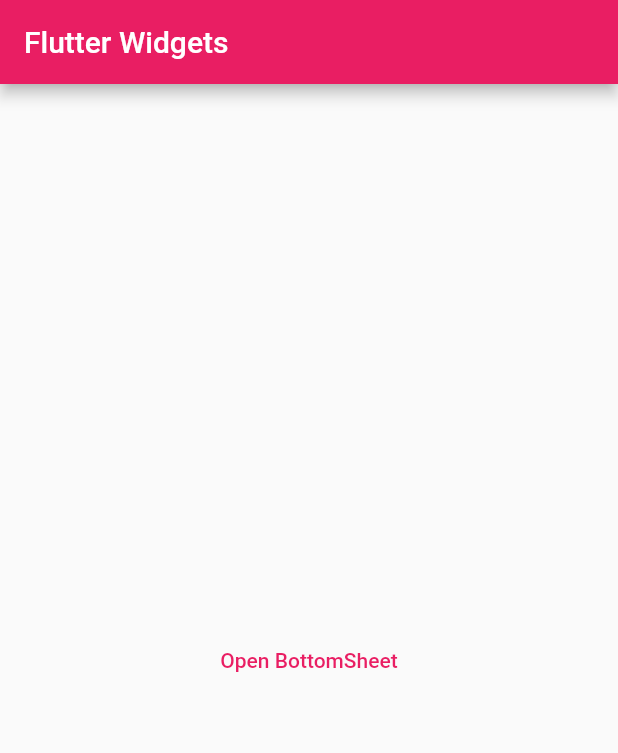
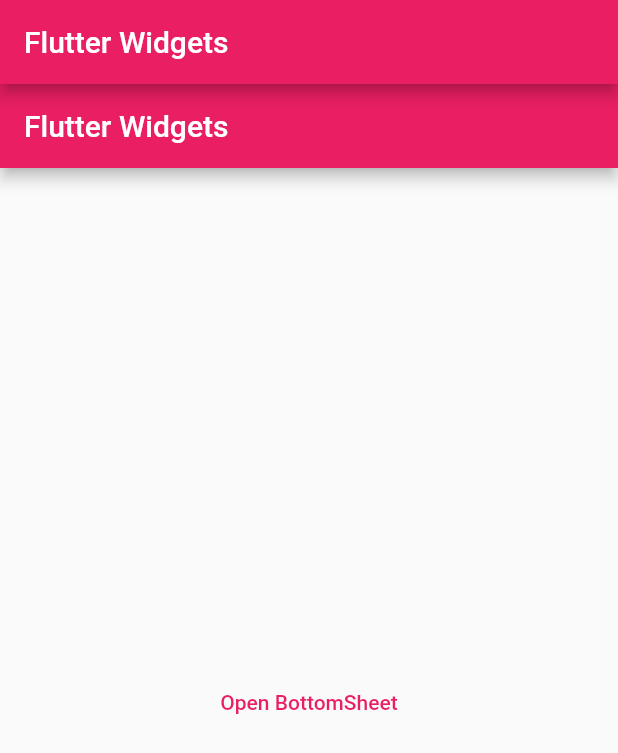
Before and after one commit to weirdthou/flutter-widgets, a Flutter app: the screen it shows after launch, on a phone screen of 412 x 824 dp. Shown: the top 753 px of the screen. Run offline on Flutter 3.47's test engine with Material 2 defaults, Android fonts, the phone set to English and light mode, and no system bars.

Commit message:
update home view

```diff
--- a/flutter_widgets/lib/main.dart
+++ b/flutter_widgets/lib/main.dart
@@ -15,7 +15,10 @@ class MyApp extends StatelessWidget {
       theme: ThemeData(
         primarySwatch: Colors.pink,
       ),
-      home: Home(),
+      home: Scaffold(
+        appBar: AppBar(title: const Text('Flutter Widgets')),
+        body: const Home(),
+      ),
     );
   }
 }
```
